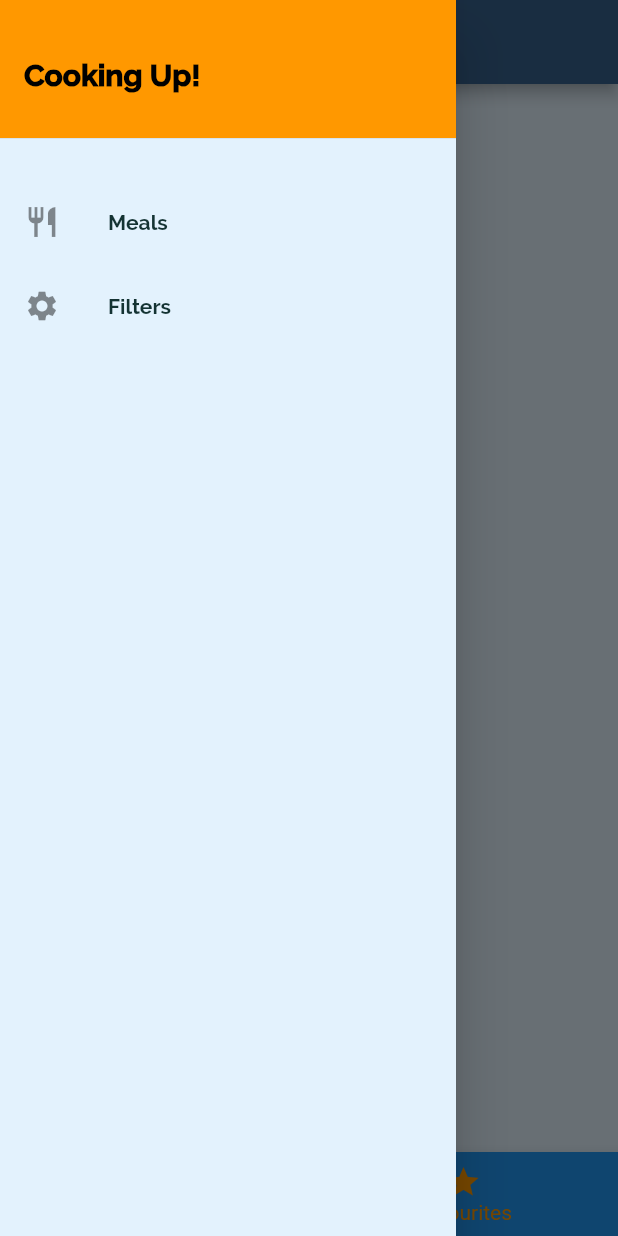
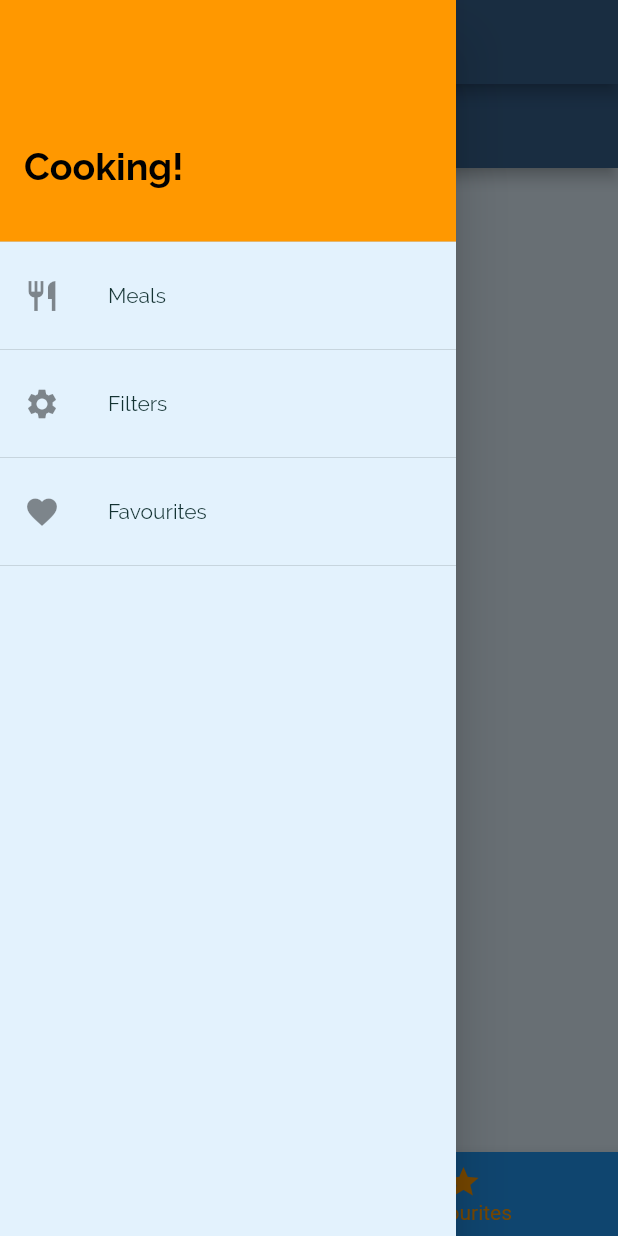
Before and after one commit to RichFlair/meals_app, a Flutter app: the screen it shows after launch, item 2 of the bottom bar chosen, with the side drawer open, on a phone screen of 412 x 824 dp. Run offline on Flutter 3.47's test engine with Material 2 defaults, Android fonts, the phone set to English and light mode, and no system bars.

Commit message:
adding links to drawer items

```diff
--- a/lib/main.dart
+++ b/lib/main.dart
@@ -1,4 +1,6 @@
 import 'package:flutter/material.dart';
+import 'package:meals_app/screens/favourites_screen.dart';
+import 'package:meals_app/screens/filters_screen.dart';
 import 'package:meals_app/screens/meal_detail_screen.dart';
 import 'package:meals_app/screens/bottom_nav_bar.dart';
 import 'screens/category_meals_screen.dart';
@@ -39,9 +41,11 @@ class MainApp extends StatelessWidget {
       ),
       // home: const Categories(),
       routes: {
-        '/': (context) => const TabBarScreen(),
+        '/': (context) => const BottomNavBar(),
         CategoryMealsScreen.routeName: (context) => const CategoryMealsScreen(),
-        MealDetailScreen.routeName: (context) => const MealDetailScreen()
+        MealDetailScreen.routeName: (context) => const MealDetailScreen(),
+        FiltersScreen.routeName: (context) => const FiltersScreen(),
+        FavouritesScreen.routeName: (context) => const FavouritesScreen(),
       },
       onUnknownRoute: (settings) {
         return MaterialPageRoute(
--- a/lib/screens/bottom_nav_bar.dart
+++ b/lib/screens/bottom_nav_bar.dart
@@ -1,16 +1,16 @@
 import 'package:flutter/material.dart';
-import 'package:meals_app/screens/categories_screen.dart';
-import 'package:meals_app/screens/favourites_screen.dart';
-import 'package:meals_app/widgets/drawer.dart';
+import '../screens/categories_screen.dart';
+import '../screens/favourites_screen.dart';
+import '../widgets/main_drawer.dart';
 
-class TabBarScreen extends StatefulWidget {
-  const TabBarScreen({super.key});
+class BottomNavBar extends StatefulWidget {
+  const BottomNavBar({super.key});
 
   @override
-  State<TabBarScreen> createState() => _TabBarScreenState();
+  State<BottomNavBar> createState() => _BottomNavBarState();
 }
 
-class _TabBarScreenState extends State<TabBarScreen> {
+class _BottomNavBarState extends State<BottomNavBar> {
   final List<Map<String, Widget>> _pages = [
     {
       'title': const Text('Awesome Meals'),
@@ -37,7 +37,7 @@ class _TabBarScreenState extends State<TabBarScreen> {
         title: _pages[_selectedPageIndex]['title'],
       ),
       body: _pages[_selectedPageIndex]['page'],
-      drawer: const DrawerWidget(),
+      drawer: const MainDrawer(),
       bottomNavigationBar: BottomNavigationBar(
         onTap: _selectPage,
         backgroundColor: Theme.of(context).primaryColor,
--- a/lib/screens/favourites_screen.dart
+++ b/lib/screens/favourites_screen.dart
@@ -1,12 +1,18 @@
 import 'package:flutter/material.dart';
 
 class FavouritesScreen extends StatelessWidget {
+  static const routeName = '/favourites';
   const FavouritesScreen({super.key});
 
   @override
   Widget build(BuildContext context) {
-    return const Center(
-      child: Text('Favourites'),
+    return Scaffold(
+      appBar: AppBar(
+        title: const Text('Favourites'),
+      ),
+      body: const Center(
+        child: Text('Favourites'),
+      ),
     );
   }
 }
--- /dev/null
+++ b/lib/screens/filters_screen.dart
@@ -0,0 +1,18 @@
+import 'package:flutter/material.dart';
+
+class FiltersScreen extends StatelessWidget {
+  const FiltersScreen({super.key});
+  static const routeName = '/filters';
+
+  @override
+  Widget build(BuildContext context) {
+    return Scaffold(
+      appBar: AppBar(
+        title: const Text('Filters'),
+      ),
+      body: const Center(
+        child: Text('filters'),
+      ),
+    );
+  }
+}
--- a/lib/widgets/drawer.dart
+++ /dev/null
@@ -1,49 +0,0 @@
-import 'package:flutter/material.dart';
-
-class DrawerWidget extends StatelessWidget {
-  const DrawerWidget({super.key});
-
-  Widget drawerItem(String title, IconData icon) {
-    return ListTile(
-      leading: Icon(icon),
-      title: Text(
-        title,
-        style: const TextStyle(fontWeight: FontWeight.w700),
-      ),
-    );
-  }
-
-  @override
-  Widget build(BuildContext context) {
-    return Drawer(
-      child: Column(
-        children: [
-          SizedBox(
-            height: 100,
-            width: double.infinity,
-            child: DrawerHeader(
-              decoration: BoxDecoration(
-                color: Theme.of(context).colorScheme.secondary,
-              ),
-              child: Container(
-                alignment: Alignment.centerLeft,
-                child: const Text(
-                  "Cooking Up!",
-                  style: TextStyle(
-                      color: Colors.black,
-                      fontWeight: FontWeight.w900,
-                      fontSize: 20),
-                ),
-              ),
-            ),
-          ),
-          const SizedBox(
-            height: 20,
-          ),
-          drawerItem('Meals', Icons.restaurant),
-          drawerItem('Filters', Icons.settings),
-        ],
-      ),
-    );
-  }
-}
--- /dev/null
+++ b/lib/widgets/main_drawer.dart
@@ -0,0 +1,70 @@
+import 'package:flutter/material.dart';
+import 'package:meals_app/screens/favourites_screen.dart';
+import 'package:meals_app/screens/filters_screen.dart';
+
+class MainDrawer extends StatelessWidget {
+  const MainDrawer({super.key});
+
+  Widget drawerItems(BuildContext context, String title, IconData icon,
+      Function navigateScreen) {
+    return ListTile(
+      leading: Icon(icon),
+      title: Text(title),
+      onTap: () => navigateScreen(),
+    );
+  }
+
+  @override
+  Widget build(BuildContext context) {
+    return Drawer(
+      child: ListView(
+        children: [
+          DrawerHeader(
+            decoration: BoxDecoration(
+              color: Theme.of(context).colorScheme.secondary,
+            ),
+            child: Container(
+              margin: const EdgeInsets.only(top: 80),
+              child: const Text(
+                'Cooking!',
+                style: TextStyle(
+                  color: Colors.black,
+                  fontSize: 25,
+                  fontWeight: FontWeight.w700,
+                ),
+                // textAlign: TextAlign.center,
+              ),
+            ),
+          ),
+          drawerItems(
+            context,
+            'Meals',
+            Icons.restaurant,
+            () {
+              Navigator.of(context).popAndPushNamed('/');
+            },
+          ),
+          const Divider(),
+          drawerItems(
+            context,
+            'Filters',
+            Icons.settings,
+            () {
+              Navigator.of(context).popAndPushNamed(FiltersScreen.routeName);
+            },
+          ),
+          const Divider(),
+          drawerItems(
+            context,
+            'Favourites',
+            Icons.favorite,
+            () {
+              Navigator.of(context).popAndPushNamed(FavouritesScreen.routeName);
+            },
+          ),
+          const Divider(),
+        ],
+      ),
+    );
+  }
+}
```
